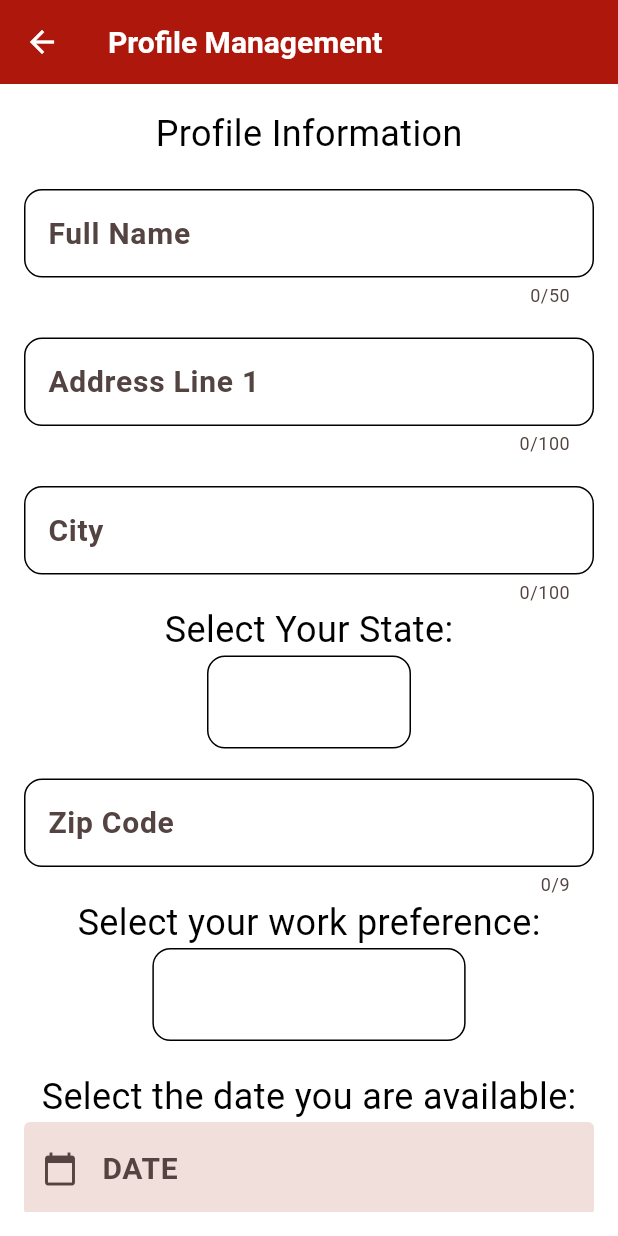
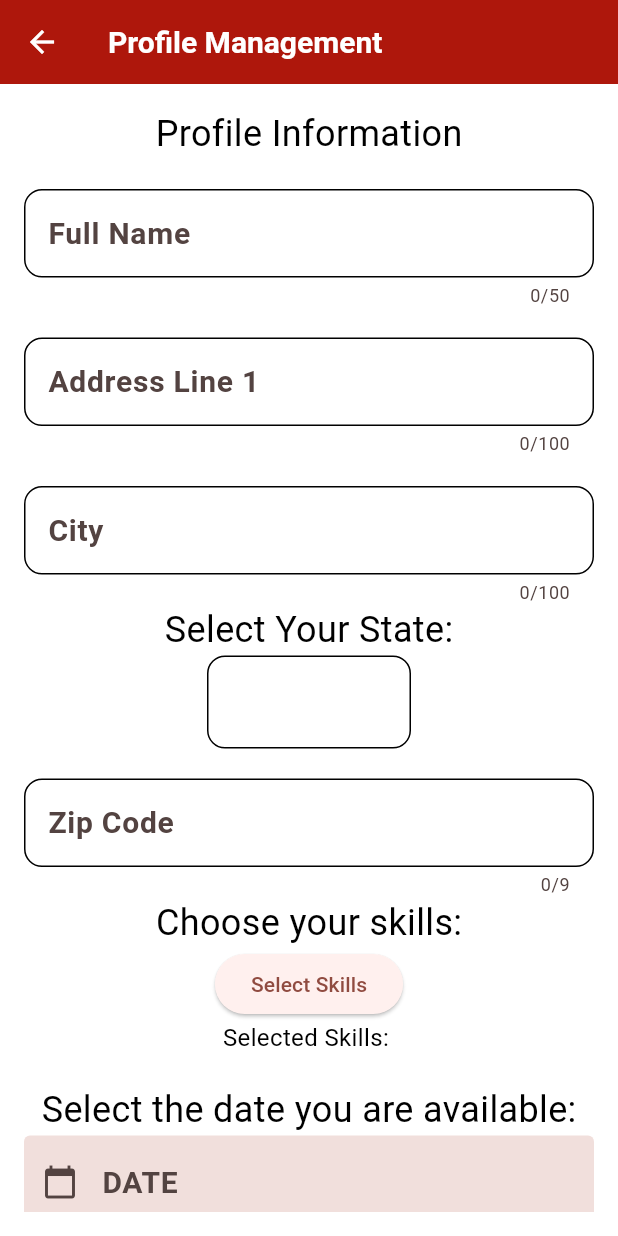
Before and after one commit to anthonycasarta/volunteerexpress, a Flutter app: the MatchingFormPage screen opened by its route, after a tap on "Profile Page", on a phone screen of 412 x 824 dp. Run offline on Flutter 3.47's test engine with Material 3 defaults, Android fonts, the phone set to English and light mode, and no system bars; our stand-ins replace bloc, cloud_firestore, equatable, firebase_auth, firebase_core, flutter_bloc and 1 more; missing offline and left inert: fake_cloud_firestore; accounts and stored records are empty.

Commit message:
match volunteers via date

```diff
--- a/lib/backend/services/matching_services.dart
+++ b/lib/backend/services/matching_services.dart
@@ -5,9 +5,9 @@ class MatchingServices {
   final FirebaseFirestore firestore;
 
   MatchingServices({required this.firestore});
-  Future<List<Map<String, dynamic>>> displayMatchedVolunteers(String userpreference,String targetDate) async{//, String targetDate ) async {
+  Future<List<Map<String, dynamic>>> displayMatchedVolunteers(String targetDate) async{//, String targetDate ) async {
     QuerySnapshot querySnapshot = await firestore.collection('PROFILE')
-    .where('preference',isEqualTo: userpreference)
+    //.where('skills', isEqualTo: skill)
     .where('dates', arrayContains: targetDate)
     .get();
 
--- a/lib/backend/services/profile_services.dart
+++ b/lib/backend/services/profile_services.dart
@@ -14,7 +14,7 @@ class ProfileServices {
       String city,
       String state,
       String zipCode,
-      String preference,
+      List<String> selectedSkills,
       List<DateTime> dates) async {
     // try {
 
@@ -24,7 +24,7 @@ class ProfileServices {
       'city': city,
       'state': state,
       'zipCode': zipCode,
-      'preference': preference,
+      'skills': selectedSkills,
       'dates': dates.map((date) => date.toIso8601String()).toList(),
     });
   }
--- a/lib/frontend/pages/matching_form.dart
+++ b/lib/frontend/pages/matching_form.dart
@@ -20,23 +20,39 @@ class _MatchingFormPageState extends State<MatchingFormPage> {
   bool secondValue = false;
   bool thirdValue = false;
   bool fourthValue = false;
-  final matchedEvents = [
-    "Hands-on Work",
-    "Delivery-Driving",
-    "Sales Assistance",
-    "Food Packing"
-  ];
+ List<String> eventNames = [];
+ List<String> eventSkills =[];
   String? selectedEvent;
   List<Map<String, dynamic>> matchedVolunteers = [];
   String selectedDate  = "";
   // Add Firebase initialization in initState
+  final MatchingServices _matchingServices = MatchingServices(firestore: FirebaseFirestore.instance);
   @override
   void initState() {
     super.initState();
     dateController = TextEditingController();
+    _fetchEventsFromFirestore();
 
   }
-  final MatchingServices _matchingServices = MatchingServices(firestore: FirebaseFirestore.instance);
+  Future<void> _fetchEventsFromFirestore()async{
+    try {
+      QuerySnapshot snapshot =
+        await FirebaseFirestore.instance.collection('EVENT').get();
+      setState(() {
+        eventNames = snapshot.docs
+          .map((doc)=>doc['event_name'] as String).toList();
+        eventSkills = snapshot.docs.map((doc)=>doc['event_skills'] as String).toList();
+
+      });
+
+    } catch (e){
+      print('Error fetching events $e');
+      ScaffoldMessenger.of(context).showSnackBar(
+          SnackBar(content: Text('Error fetching events: $e')),
+      );
+    }
+  }
+
 
   @override
   Widget build(BuildContext context) {
@@ -62,7 +78,7 @@ class _MatchingFormPageState extends State<MatchingFormPage> {
                   decoration: const InputDecoration(
                     labelText: "Choose an Event",
                   ),
-                  items: matchedEvents.map((String value) {
+                  items:eventNames.map((String value) {
                     return DropdownMenuItem<String>(
                       value: value,
                       child: Text(value),
@@ -128,7 +144,9 @@ class _MatchingFormPageState extends State<MatchingFormPage> {
                     );
                      return;
                     }
-                    matchedVolunteers = await _matchingServices.displayMatchedVolunteers(selectedEvent.toString(),selectedDate);
+                    int selectedIndex = eventNames.indexOf(selectedEvent!);
+                    String skillsForEvent = eventSkills[selectedIndex];
+                    matchedVolunteers = await _matchingServices.displayMatchedVolunteers(selectedDate);
                     if (matchedVolunteers.isEmpty) {
                      ScaffoldMessenger.of(context).showSnackBar(
                      const SnackBar(
--- a/lib/frontend/pages/profile.dart
+++ b/lib/frontend/pages/profile.dart
@@ -42,7 +42,15 @@ class _ProfilePageState extends State<ProfilePage> {
 
   List<DateTime> dates = [];
   String? selectedState;
-  String? preference;
+  List<String> selectedSkills = [];
+  final List<String> allSkills = [
+    'Leadership',
+    'Problem Solving',
+    'Creativity',
+    'Adaptability',
+    'Teamwork',
+    'Communication',
+  ];
 
   Future<void> selectDate() async {
     DateTime? picked = await showDatePicker(
@@ -57,6 +65,44 @@ class _ProfilePageState extends State<ProfilePage> {
         dateController.text = picked.toString().split(" ")[0];
       });
     }
+  }
+    void showSkillsDialog() {
+    showDialog(
+      context: context,
+      builder: (BuildContext context) {
+        return AlertDialog(
+          title: const Text('Select Your Skills'),
+          content: StatefulBuilder(
+            builder: (BuildContext context, StateSetter setState) {
+              return Column(
+                mainAxisSize: MainAxisSize.min,
+                children: allSkills.map((skill) {
+                  return CheckboxListTile(
+                    title: Text(skill),
+                    value: selectedSkills.contains(skill),
+                    onChanged: (bool? value) {
+                      setState(() {
+                        if (value == true) {
+                          selectedSkills.add(skill);
+                        } else {
+                          selectedSkills.remove(skill);
+                        }
+                      });
+                    },
+                  );
+                }).toList(),
+              );
+            },
+          ),
+          actions: [
+            TextButton(
+              onPressed: () => Navigator.pop(context),
+              child: const Text('OK'),
+            ),
+          ],
+        );
+      },
+    );
   }
 
   @override
@@ -180,27 +226,17 @@ class _ProfilePageState extends State<ProfilePage> {
                     isRequired: true,
                     maxLength: 9,
                   ),
-                  const Text(
-                    'Select your work preference:',
+                    const Text(
+                    'Choose your skills:',
                     style: TextStyle(color: textColorDark, fontSize: 24),
                   ),
-                  DropdownMenu<String>(
-                    onSelected: (String? newValue) {
-                      if (newValue != null) {
-                        setState(() {
-                          preference = newValue;
-                        });
-                      }
-                    },
-                    dropdownMenuEntries: const <DropdownMenuEntry<String>>[
-                      DropdownMenuEntry(
-                          value: 'Hands-on Work', label: 'Hands-on Work'),
-                      DropdownMenuEntry(
-                          value: 'Delivery-Driving', label: 'Delivery-Driving'),
-                      DropdownMenuEntry(
-                          value: 'Sales Assistance', label: 'Sales Assistance'),
-                      DropdownMenuEntry(value: 'Food Packing', label: 'Food Packing'),
-                    ],
+                  ElevatedButton(
+                    onPressed: showSkillsDialog,
+                    child: const Text('Select Skills'),
+                  ),
+                  Text(
+                    'Selected Skills: ${selectedSkills.join(", ")}',
+                    style: const TextStyle(color: textColorDark, fontSize: 16),
                   ),
                   const SizedBox(height: 20),
                   const Text(
@@ -241,7 +277,7 @@ class _ProfilePageState extends State<ProfilePage> {
                       String city = cityController.text;
                       String zip = zipController.text; // Make sure you have a controller for preference
 
-                      _profileServices.saveProfileToFirestore(fullName, address, city, selectedState.toString(), zip, preference.toString(), dates);
+                      _profileServices.saveProfileToFirestore(fullName, address, city, selectedState.toString(), zip, selectedSkills, dates);
                     },
                     fontSize: 20,
                     label: 'Save Changes',
```
Also changed, not shown: 2 other files.
